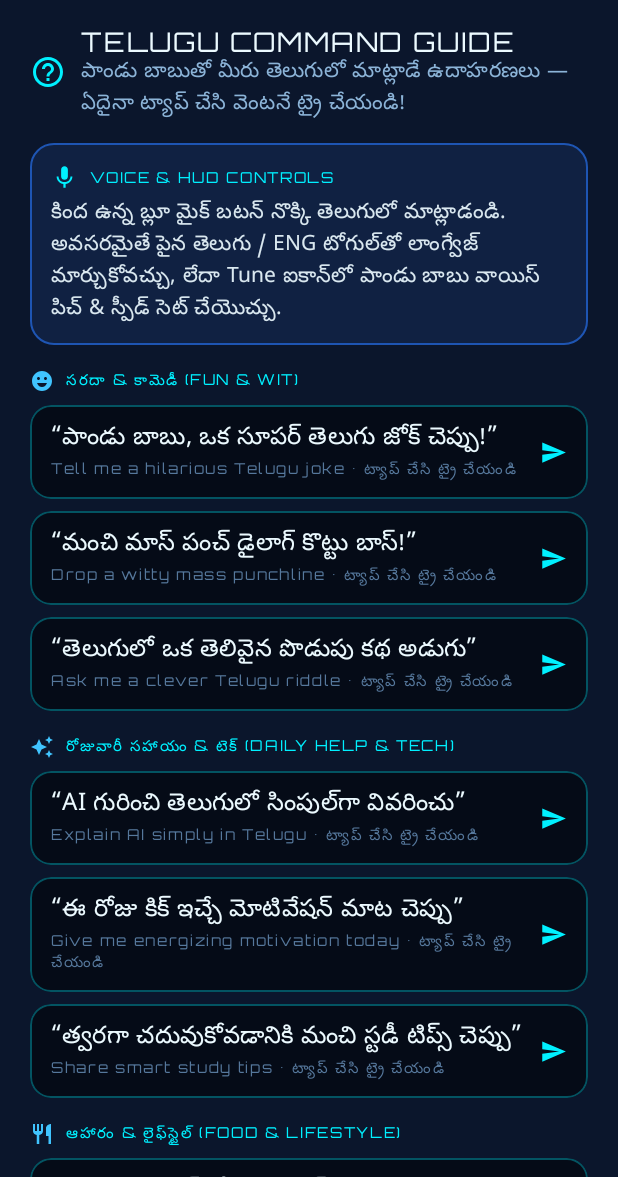
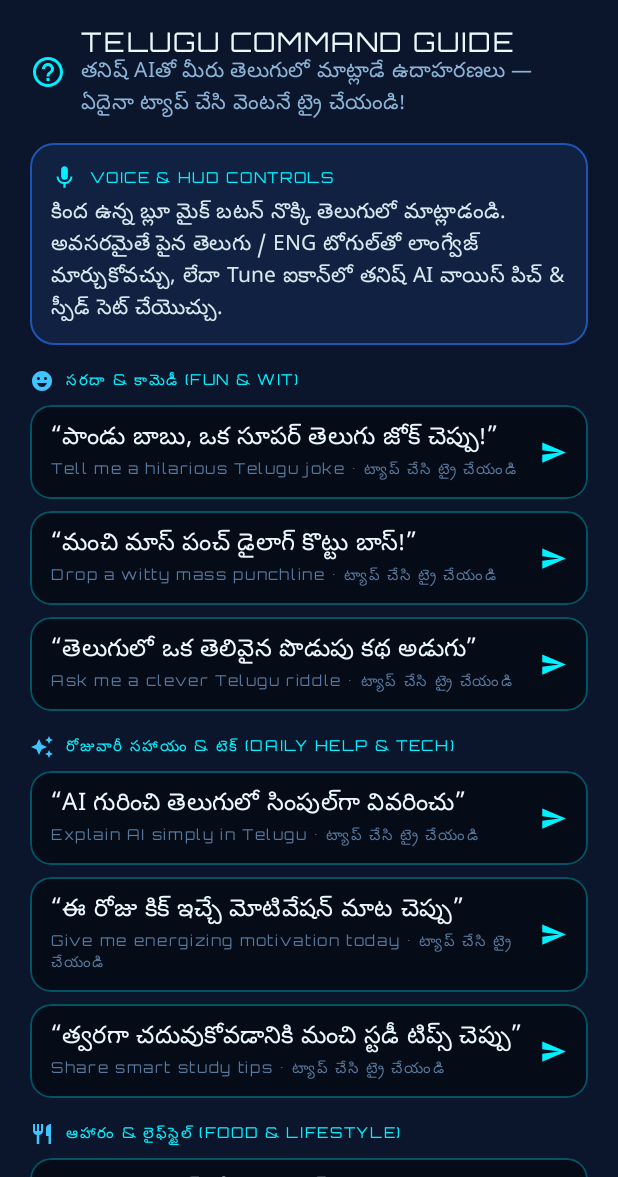
Before and after one commit to ygupthapawan173-cmd/thanish-ai, an Android app built with Jetpack Compose: the screen it shows after launch (MainActivity), after a tap on "Help and Telugu command examples", on a phone screen of 412 x 824 dp, the part 59-1236 px from its top. Run offline under Robolectric (Android 15) with nearby library versions, the phone set to English and light mode, and no system bars; our stand-ins replace Room's generated code; 1 statement that could not run was skipped.

Commit message:
Rebrand visible app strings to THANISH AI

```diff
--- a/app/src/main/res/values/strings.xml
+++ b/app/src/main/res/values/strings.xml
@@ -1,7 +1,7 @@
 <?xml version="1.0" encoding="utf-8"?>
 <resources>
-    <string name="app_name">Pandu Babu</string>
-    <string name="jarvis_header_title">PANDU BABU</string>
+    <string name="app_name">THANISH AI</string>
+    <string name="jarvis_header_title">THANISH AI</string>
     <string name="jarvis_header_subtitle">JARVIS EDITION • TELUGU AI</string>
     <string name="status_online">ONLINE</string>
     <string name="status_listening">వింటున్నాను...</string>
@@ -9,7 +9,7 @@
     <string name="status_speaking">మాట్లాడుతున్నాను...</string>
     <string name="status_error">ALERT</string>
 
-    <string name="welcome_title">నమస్తే బాస్! నేను పాండు బాబు</string>
+    <string name="welcome_title">నమస్తే బాస్! నేను తనిష్ AI</string>
     <string name="welcome_subtitle">మీ పర్సనల్ తెలుగు జార్విస్ AI అసిస్టెంట్. మైక్ నొక్కి తెలుగులో మాట్లాడండి లేదా కింద టైప్ చేయండి!</string>
 
     <string name="starter_prompt_joke">ఒక సూపర్ తెలుగు జోక్ చెప్పు</string>
@@ -27,7 +27,7 @@
     <string name="tts_settings_cd">Configure Telugu TTS voice</string>
     <string name="replay_voice_cd">Speak response in Telugu</string>
     <string name="stop_voice_cd">Stop speaking</string>
-    <string name="logo_cd">Pandu Babu Jarvis core emblem</string>
+    <string name="logo_cd">THANISH AI Jarvis core emblem</string>
 
     <string name="clear_dialog_title">చాట్ క్లియర్ చేయాలా బాస్?</string>
     <string name="clear_dialog_message">మన పాత మాటలన్నీ డిలీట్ అవుతాయి. పక్కానా?</string>
@@ -47,12 +47,12 @@
     <string name="lang_chip_en">ENG</string>
     <string name="tts_stop_pill">ఆపు (Stop Voice)</string>
     <string name="you_label">YOU // BOSS</string>
-    <string name="pandu_label">PANDU BABU // JARVIS</string>
+    <string name="pandu_label">THANISH AI // JARVIS</string>
     <string name="voice_badge">VOICE</string>
 
     <!-- Telugu TTS Voice Calibration Sheet -->
     <string name="tts_sheet_title">TELUGU VOICE MATRIX</string>
-    <string name="tts_sheet_subtitle">పాండు బాబు వాయిస్ &amp; కామెడీ టైమింగ్ సెటప్</string>
+    <string name="tts_sheet_subtitle">తనిష్ AI వాయిస్ &amp; కామెడీ టైమింగ్ సెటప్</string>
     <string name="tts_preset_label">PERSONALITY MODE</string>
     <string name="tts_preset_witty">Witty Jarvis (చలాకీ)</string>
     <string name="tts_preset_calm">Calm Tech (కూల్)</string>
@@ -66,16 +66,16 @@
     <string name="tts_status_ready">te-IN తెలుగు వాయిస్ సిద్ధంగా ఉంది</string>
     <string name="tts_status_fallback">తెలుగు వాయిస్ ప్యాక్ లేదు — Fallback మోడ్‌లో ఉంది</string>
     <string name="tts_status_unavailable">TTS ఇంజిన్ అందుబాటులో లేదు</string>
-    <string name="tts_sample_phrase">హలో బాస్! నేను మీ పాండు బాబు — జార్విస్ ఎడిషన్! నా తెలుగు వాయిస్ ఇప్పుడు ఫుల్ ఫార్మ్‌లో ఉంది, ఏం పని చెప్పమంటారు?</string>
+    <string name="tts_sample_phrase">హలో బాస్! నేను మీ తనిష్ AI — జార్విస్ ఎడిషన్! నా తెలుగు వాయిస్ ఇప్పుడు ఫుల్ ఫార్మ్‌లో ఉంది, ఏం పని చెప్పమంటారు?</string>
 
     <!-- Help & Telugu Command Examples -->
     <string name="help_examples_cd">Help and Telugu command examples</string>
     <string name="help_examples_cta">తెలుగు కమాండ్స్ &amp; సహాయం చూడండి</string>
     <string name="help_sheet_title">TELUGU COMMAND GUIDE</string>
-    <string name="help_sheet_subtitle">పాండు బాబుతో మీరు తెలుగులో మాట్లాడే ఉదాహరణలు — ఏదైనా ట్యాప్ చేసి వెంటనే ట్రై చేయండి!</string>
+    <string name="help_sheet_subtitle">తనిష్ AIతో మీరు తెలుగులో మాట్లాడే ఉదాహరణలు — ఏదైనా ట్యాప్ చేసి వెంటనే ట్రై చేయండి!</string>
     <string name="help_tap_to_try">ట్యాప్ చేసి ట్రై చేయండి</string>
     <string name="help_voice_tip_title">VOICE &amp; HUD CONTROLS</string>
-    <string name="help_voice_tip_body">కింద ఉన్న బ్లూ మైక్ బటన్ నొక్కి తెలుగులో మాట్లాడండి. అవసరమైతే పైన తెలుగు / ENG టోగుల్‌తో లాంగ్వేజ్ మార్చుకోవచ్చు, లేదా Tune ఐకాన్‌లో పాండు బాబు వాయిస్ పిచ్ &amp; స్పీడ్ సెట్ చేయొచ్చు.</string>
+    <string name="help_voice_tip_body">కింద ఉన్న బ్లూ మైక్ బటన్ నొక్కి తెలుగులో మాట్లాడండి. అవసరమైతే పైన తెలుగు / ENG టోగుల్‌తో లాంగ్వేజ్ మార్చుకోవచ్చు, లేదా Tune ఐకాన్‌లో తనిష్ AI వాయిస్ పిచ్ &amp; స్పీడ్ సెట్ చేయొచ్చు.</string>
 
     <!-- Cyberpunk Command Center Navigation & Shortcuts -->
     <string name="nav_home">Home</string>
@@ -98,13 +98,13 @@
     <string name="apps_screen_title">CYBERPUNK APP DECK</string>
     <string name="apps_screen_subtitle">వేగవంతమైన యాప్స్ &amp; తెలుగు వాయిస్ షార్ట్‌కట్స్</string>
     <string name="history_screen_title">MEMORY ARCHIVE</string>
-    <string name="history_screen_subtitle">పాండు బాబుతో మీ పూర్తి సంభాషణ చరిత్ర</string>
+    <string name="history_screen_subtitle">తనిష్ AIతో మీ పూర్తి సంభాషణ చరిత్ర</string>
     <string name="history_empty_title">ఇంకా హిస్టరీ లేదు బాస్!</string>
     <string name="history_empty_subtitle">Home లేదా Chat లో మైక్ నొక్కి తెలుగులో మాట్లాడితే ఇక్కడ సేవ్ అవుతుంది.</string>
     <string name="settings_screen_title">SYSTEM CALIBRATION</string>
     <string name="settings_screen_subtitle">తెలుగు వాయిస్, TTS &amp; జార్విస్ సెట్టింగ్స్</string>
     <string name="settings_auto_speak_title">Auto-Speak Telugu Replies</string>
-    <string name="settings_auto_speak_sub">పాండు బాబు సమాధానాలను ఆటోమేటిక్‌గా చదువుతుంది</string>
+    <string name="settings_auto_speak_sub">తనిష్ AI సమాధానాలను ఆటోమేటిక్‌గా చదువుతుంది</string>
     <string name="settings_input_lang_title">Voice Recognition Language</string>
 
     <!-- Phone Control Center -->
@@ -114,13 +114,13 @@
     <string name="section_device_control">2. DEVICE CONTROL</string>
     <string name="section_voice_commands">3. TELUGU VOICE COMMANDS</string>
     <string name="section_android_restrictions">4. ANDROID RESTRICTIONS &amp; ACCESSIBILITY</string>
-    <string name="accessibility_service_label">Pandu Babu Hands-Free Navigation</string>
+    <string name="accessibility_service_label">THANISH AI Hands-Free Navigation</string>
     <string name="accessibility_service_description">Optional user-consented service used only for hands-free Back, Home, Recents, and Notification Shade actions when requested by the user.</string>
     <string name="confirm_action_title">కన్ఫర్మ్ చేయండి బాస్!</string>
     <string name="confirm_action_yes">అవును, కొనసాగు</string>
     <string name="confirm_action_no">వద్దు</string>
     <string name="accessibility_consent_title">Accessibility Service Consent</string>
-    <string name="accessibility_consent_body">Pandu Babu only uses Android Accessibility Service for optional hands-free navigation (Back, Home, Recents, Notification Shade). It does NOT read screen content, passwords, or messages. Do you want to open Android Accessibility Settings to enable it?</string>
+    <string name="accessibility_consent_body">THANISH AI only uses Android Accessibility Service for optional hands-free navigation (Back, Home, Recents, Notification Shade). It does NOT read screen content, passwords, or messages. Do you want to open Android Accessibility Settings to enable it?</string>
 
     <!-- Dashboard Battery Telemetry -->
     <string name="battery_telemetry_label">POWER CORE // BATTERY</string>
```
